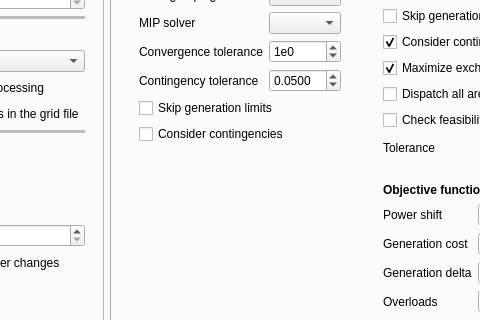
First picture: the form in src/GridCal/Gui/Main/MainWindow.ui, repository SanPen/GridCal, before the edit; both pictures show x 111 to 591 and y 223 to 543 of the 1347 by 764 pixel window.
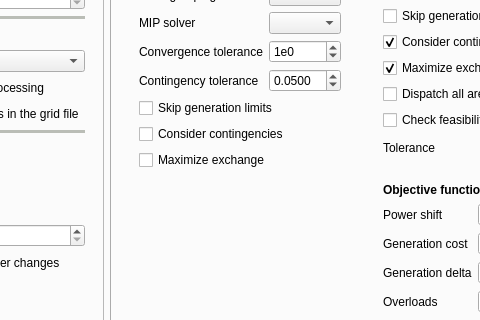
Second picture: the form after the edit. The open tabs and pages were chosen to show the change. Icons and pictures are not drawn.

The edit to the form file:
```diff
--- a/src/GridCal/Gui/Main/MainWindow.ui
+++ b/src/GridCal/Gui/Main/MainWindow.ui
@@ -3189,6 +3189,16 @@
                     </property>
                    </widget>
                   </item>
+                  <item row="8" column="0" colspan="2">
+                   <widget class="QCheckBox" name="opfMaximizeExcahngeCheckBox">
+                    <property name="toolTip">
+                     <string>Activate the maximization of inter-area flows in the sense indicated in the Areas tab options</string>
+                    </property>
+                    <property name="text">
+                     <string>Maximize exchange</string>
+                    </property>
+                   </widget>
+                  </item>
                  </layout>
                 </widget>
                </item>
```
Left out of the diff: 90 changed lines with no effect on the pictures.
